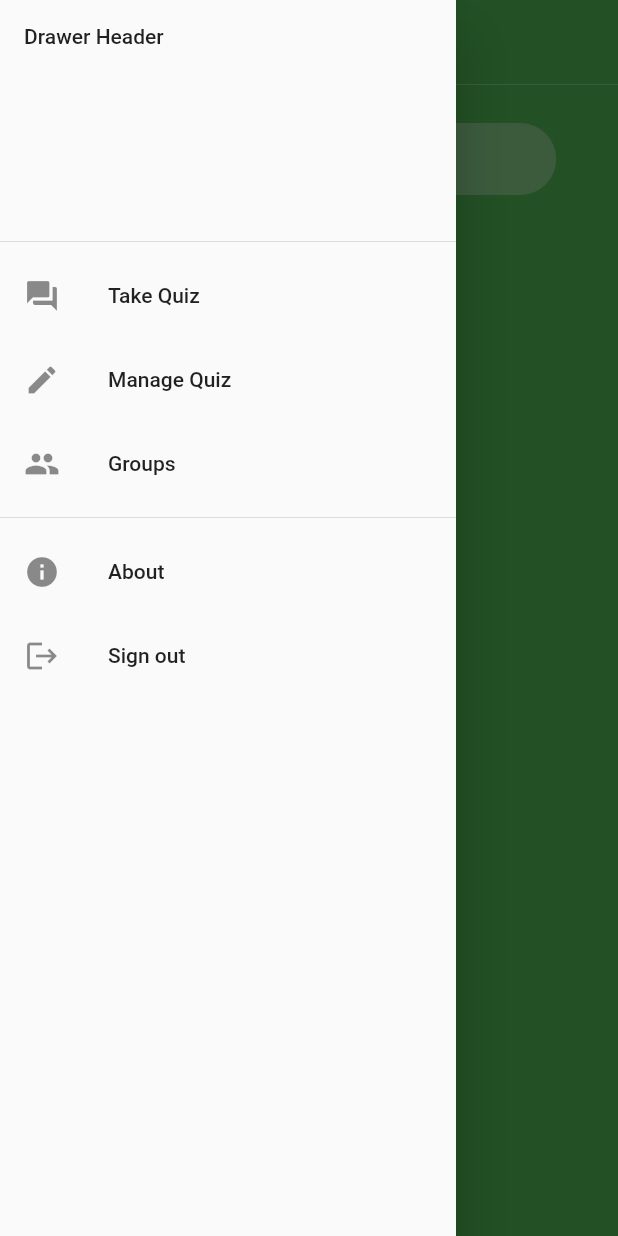
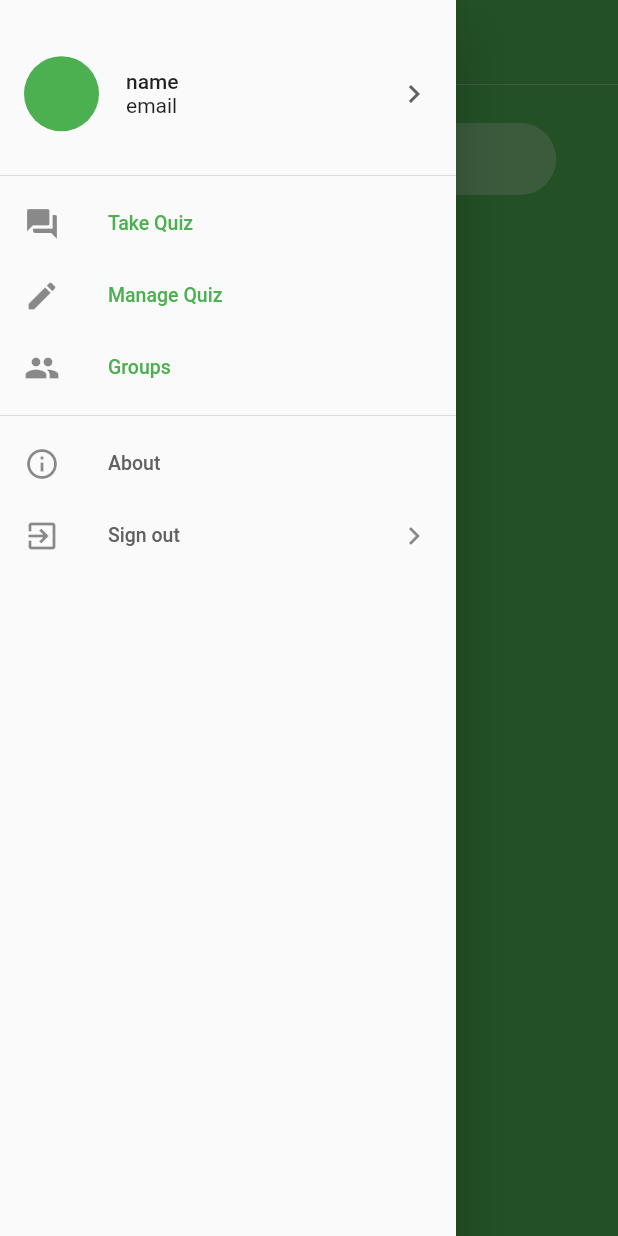
Before and after one commit to comp90018-2020/smart-broccoli, a Flutter app: the screen it shows after launch, with the side drawer open, on a phone screen of 412 x 824 dp. Run offline on Flutter 3.47's test engine with Material 2 defaults, Android fonts, the phone set to English and light mode, and no system bars; our stand-ins replace shared_preferences, tuple.

Commit message:
add drawer

```diff
--- a/lib/src/shared/page.dart
+++ b/lib/src/shared/page.dart
@@ -81,35 +81,83 @@ class CustomPage extends StatelessWidget {
                   // Important: Remove any padding from the ListView.
                   padding: EdgeInsets.zero,
                   children: <Widget>[
-                    DrawerHeader(
-                      child: Text(
-                        'Drawer Header',
-                      ),
-                    ),
+                    SizedBox(
+                        height: 125,
+                        child: DrawerHeader(
+                          child: Row(
+                            crossAxisAlignment: CrossAxisAlignment.center,
+                            mainAxisAlignment: MainAxisAlignment.start,
+                            children: [
+                              // User picture
+                              Container(
+                                decoration: BoxDecoration(
+                                    color: Colors.green,
+                                    borderRadius: BorderRadius.circular(100)),
+                                width: 50,
+                                height: 50,
+                              ),
+                              // Name/email
+                              Expanded(
+                                  child: Padding(
+                                padding:
+                                    const EdgeInsets.symmetric(horizontal: 18),
+                                child: Column(
+                                  mainAxisAlignment: MainAxisAlignment.center,
+                                  crossAxisAlignment: CrossAxisAlignment.start,
+                                  children: [
+                                    Text('name',
+                                        style: Theme.of(context)
+                                            .textTheme
+                                            .bodyText1),
+                                    Text('email',
+                                        style: Theme.of(context)
+                                            .textTheme
+                                            .bodyText2),
+                                  ],
+                                ),
+                              )),
+                              Icon(Icons.chevron_right, color: Colors.grey[700])
+                            ],
+                          ),
+                        )),
                     ListTile(
+                      dense: true,
                       leading: const Icon(Icons.question_answer),
-                      title: const Text('Take Quiz'),
+                      title: Text('Take Quiz',
+                          style:
+                              TextStyle(color: Theme.of(context).primaryColor)),
                       onTap: () {},
                     ),
                     ListTile(
+                      dense: true,
                       leading: const Icon(Icons.edit),
-                      title: const Text('Manage Quiz'),
+                      title: Text('Manage Quiz',
+                          style:
+                              TextStyle(color: Theme.of(context).primaryColor)),
                       onTap: () {},
                     ),
                     ListTile(
+                      dense: true,
                       leading: const Icon(Icons.people),
-                      title: const Text('Groups'),
+                      title: Text('Groups',
+                          style:
+                              TextStyle(color: Theme.of(context).primaryColor)),
                       onTap: () {},
                     ),
                     Divider(),
                     ListTile(
-                      leading: const Icon(Icons.info),
-                      title: const Text('About'),
+                      dense: true,
+                      leading: const Icon(Icons.info_outline),
+                      title: Text('About',
+                          style: TextStyle(color: Colors.grey[700])),
                       onTap: () {},
                     ),
                     ListTile(
-                      leading: const Icon(Icons.logout),
-                      title: const Text('Sign out'),
+                      dense: true,
+                      leading: const Icon(Icons.exit_to_app),
+                      title: Text('Sign out',
+                          style: TextStyle(color: Colors.grey[700])),
+                      trailing: const Icon(Icons.chevron_right),
                       onTap: () {},
                     ),
                   ],
```
Also changed, not shown: 1 other file.
